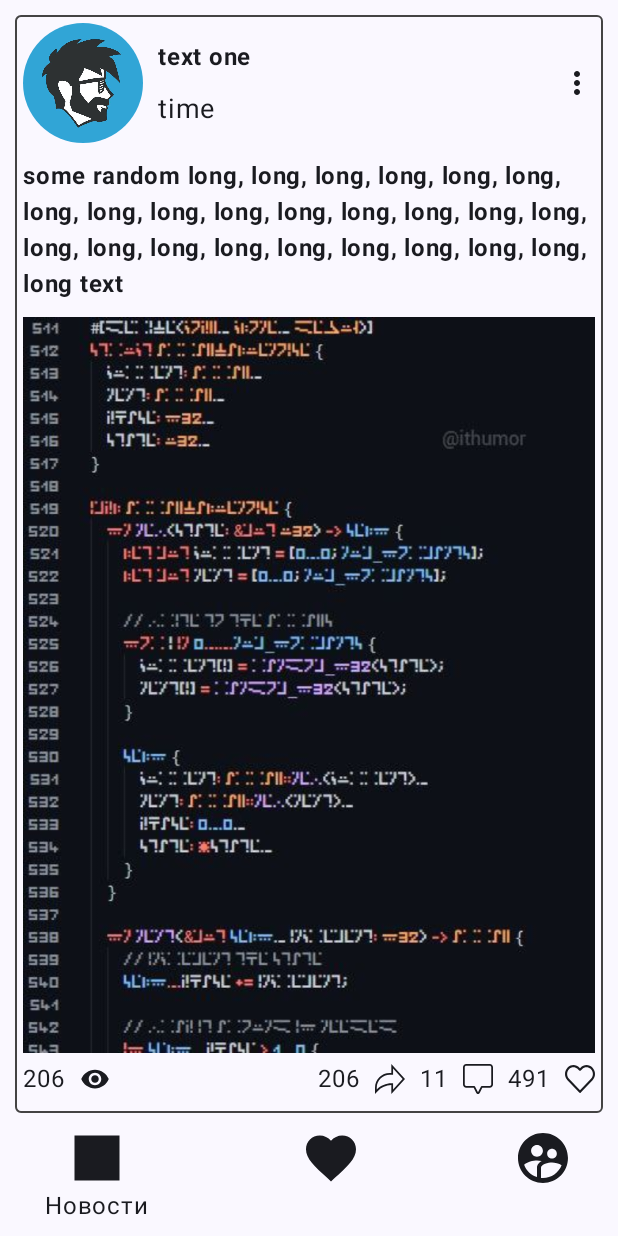
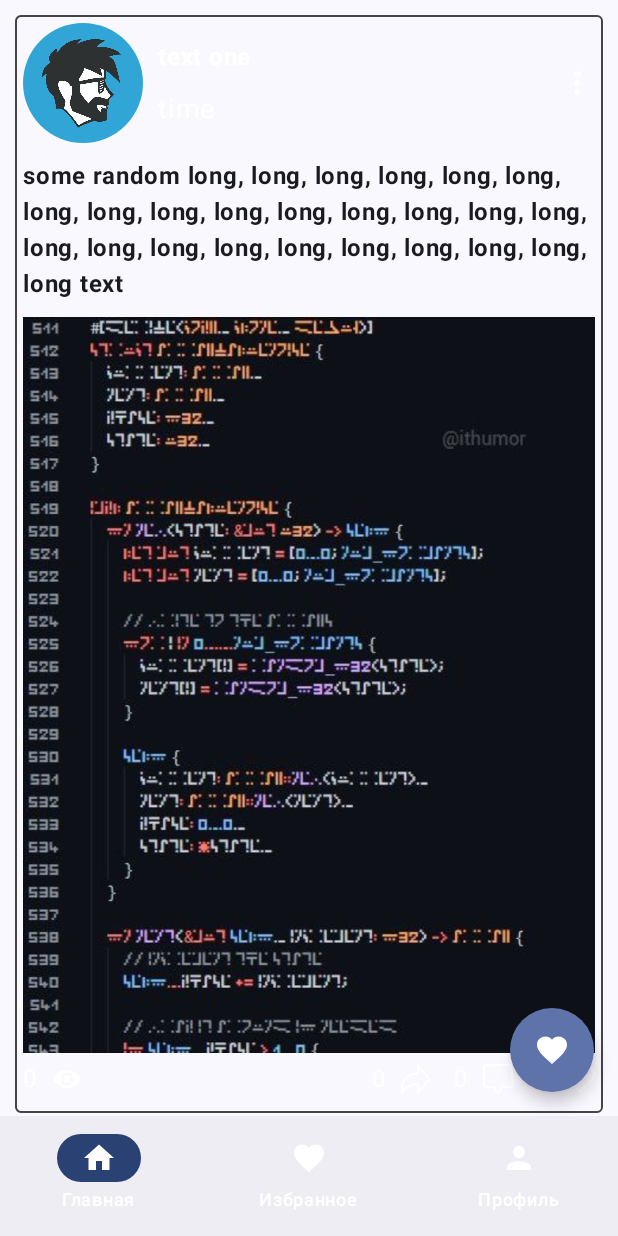
Before and after one commit to lekoal/ComposeLearning, an Android app built with Jetpack Compose: the screen it shows after launch (MainActivity), on a phone screen of 412 x 824 dp. Run offline under Robolectric (Android 15) with nearby library versions, the phone set to English and light mode, and no system bars; our stand-ins replace livedata-compose.

Commit message:
lesson 4.5

```diff
--- a/app/build.gradle
+++ b/app/build.gradle
@@ -66,4 +66,5 @@ dependencies {
     debugImplementation 'androidx.compose.ui:ui-test-manifest'
 
     implementation "androidx.compose.material:material-icons-extended:1.4.3"
+    implementation "androidx.compose.runtime:runtime-livedata:1.4.3"
 }
--- a/app/src/main/java/com/private_projects/composelearning/MainActivity.kt
+++ b/app/src/main/java/com/private_projects/composelearning/MainActivity.kt
@@ -3,27 +3,30 @@ package com.private_projects.composelearning
 import android.os.Bundle
 import androidx.activity.ComponentActivity
 import androidx.activity.compose.setContent
+import androidx.activity.viewModels
 import androidx.compose.foundation.background
-import androidx.compose.foundation.gestures.scrollable
 import androidx.compose.foundation.layout.Box
 import androidx.compose.foundation.layout.fillMaxSize
 import androidx.compose.material3.MaterialTheme
 import androidx.compose.ui.Modifier
-import com.private_projects.composelearning.ui.VkNewsClient
+import androidx.lifecycle.ViewModelProvider
+import com.private_projects.composelearning.ui.MainViewModel
+import com.private_projects.composelearning.ui.VkMainScreen
 import com.private_projects.composelearning.ui.theme.ComposeLearningTheme
 
 class MainActivity : ComponentActivity() {
+
+    private val viewModel by viewModels<MainViewModel>()
     override fun onCreate(savedInstanceState: Bundle?) {
         super.onCreate(savedInstanceState)
         setContent {
             ComposeLearningTheme {
-                // A surface container using the 'background' color from the theme
                 Box(
                     modifier = Modifier
                         .fillMaxSize()
                         .background(color = MaterialTheme.colorScheme.background)
                 ) {
-                    VkNewsClient()
+                    VkMainScreen(viewModel)
                 }
             }
         }
--- /dev/null
+++ b/app/src/main/java/com/private_projects/composelearning/domain/FeedPost.kt
@@ -0,0 +1,16 @@
+package com.private_projects.composelearning.domain
+
+import com.private_projects.composelearning.R
+
+data class FeedPost(
+    val groupName: String = "Group name",
+    val postTime: String = "10:00",
+    val groupIcon: Int = R.drawable.post_comunity_thumbnail,
+    val postText: String = "some random long, long, long, long, long, long, long, long, long, long, long, long, long, long, long, long, long, long, long, long, long, long, long, long, long text",
+    val statistics: List<VkStatistics> = listOf(
+        VkStatistics.Views,
+        VkStatistics.Exchanges,
+        VkStatistics.Comments,
+        VkStatistics.Favorites
+    )
+)
--- /dev/null
+++ b/app/src/main/java/com/private_projects/composelearning/domain/VkStatistics.kt
@@ -0,0 +1,28 @@
+package com.private_projects.composelearning.domain
+
+import com.private_projects.composelearning.R
+
+sealed class VkStatistics(
+    val iconId: Int,
+    var count: Int
+) {
+    object Views : VkStatistics(
+        iconId = R.drawable.ic_views_count,
+        count = 0
+    )
+
+    object Exchanges : VkStatistics(
+        iconId = R.drawable.ic_share,
+        count = 0
+    )
+
+    object Comments : VkStatistics(
+        iconId = R.drawable.ic_comment,
+        count = 0
+    )
+
+    object Favorites : VkStatistics(
+        iconId = R.drawable.ic_like,
+        count = 0
+    )
+}
--- /dev/null
+++ b/app/src/main/java/com/private_projects/composelearning/ui/BottomNavigationItem.kt
@@ -0,0 +1,27 @@
+package com.private_projects.composelearning.ui
+
+import androidx.compose.material.icons.Icons
+import androidx.compose.material.icons.filled.Face
+import androidx.compose.material.icons.filled.Favorite
+import androidx.compose.material.icons.filled.Home
+import androidx.compose.material.icons.filled.Person
+import androidx.compose.ui.graphics.vector.ImageVector
+import com.private_projects.composelearning.R
+
+sealed class BottomNavigationItem(
+    val labelId: Int,
+    val icon: ImageVector
+) {
+    object Home : BottomNavigationItem(
+        labelId = R.string.main_title,
+        icon = Icons.Filled.Home
+    )
+    object Favorite : BottomNavigationItem(
+        labelId = R.string.favorite_title,
+        icon = Icons.Filled.Favorite
+    )
+    object Profile : BottomNavigationItem(
+        labelId = R.string.profile_title,
+        icon = Icons.Filled.Person
+    )
+}
--- /dev/null
+++ b/app/src/main/java/com/private_projects/composelearning/ui/MainViewModel.kt
@@ -0,0 +1,65 @@
+package com.private_projects.composelearning.ui
+
+import androidx.lifecycle.LiveData
+import androidx.lifecycle.MutableLiveData
+import androidx.lifecycle.ViewModel
+import com.private_projects.composelearning.domain.FeedPost
+import com.private_projects.composelearning.domain.VkStatistics
+
+class MainViewModel : ViewModel() {
+    private val _isUserFollowed = MutableLiveData<Boolean>()
+    val isUserFollowed: LiveData<Boolean> = _isUserFollowed
+
+    private val _feedPost = MutableLiveData(FeedPost())
+    val feedPost: LiveData<FeedPost> = _feedPost
+
+    fun updateCount(item: VkStatistics) {
+        val oldStatistics = feedPost.value?.statistics ?: throw IllegalStateException()
+        val newStatistics = oldStatistics.toMutableList().apply {
+            replaceAll { oldItem ->
+                if (oldItem.iconId == item.iconId) {
+                    oldItem.apply {
+                        count + 1
+                    }
+                } else {
+                    oldItem
+                }
+            }
+        }
+        _feedPost.postValue(feedPost.value?.copy(statistics = newStatistics))
+    }
+
+//    private val _views = MutableLiveData(100)
+//    val views: LiveData<Int> = _views
+//    private val _exchanges = MutableLiveData(10)
+//    val exchanges: LiveData<Int> = _exchanges
+//    private val _comments = MutableLiveData(20)
+//    val comments: LiveData<Int> = _comments
+//    private val _favorites = MutableLiveData(11)
+//    val favorites: LiveData<Int> = _favorites
+
+
+//    fun changeUserFollowStatus() {
+//        _isUserFollowed.postValue(!(_isUserFollowed.value ?: false))
+//    }
+//
+//    fun increaseCount(statusNumbers: VkStatistics) {
+//        when (statusNumbers) {
+//            is VkStatistics.Views -> {
+//                _views.postValue((_views.value ?: 0) + 1)
+//            }
+//
+//            is VkStatistics.Exchanges -> {
+//                _exchanges.postValue((_exchanges.value ?: 0) + 1)
+//            }
+//
+//            is VkStatistics.Comments -> {
+//                _comments.postValue((_comments.value ?: 0) + 1)
+//            }
+//
+//            is VkStatistics.Favorites -> {
+//                _favorites.postValue((_favorites.value ?: 0) + 1)
+//            }
+//        }
+//    }
+}
--- /dev/null
+++ b/app/src/main/java/com/private_projects/composelearning/ui/VkMainScreen.kt
@@ -0,0 +1,122 @@
+package com.private_projects.composelearning.ui
+
+import androidx.compose.foundation.shape.CircleShape
+import androidx.compose.material.icons.Icons
+import androidx.compose.material.icons.filled.Favorite
+import androidx.compose.material.ripple.LocalRippleTheme
+import androidx.compose.material.ripple.RippleAlpha
+import androidx.compose.material.ripple.RippleTheme
+import androidx.compose.material3.ExperimentalMaterial3Api
+import androidx.compose.material3.FloatingActionButton
+import androidx.compose.material3.Icon
+import androidx.compose.material3.MaterialTheme
+import androidx.compose.material3.NavigationBar
+import androidx.compose.material3.NavigationBarItem
+import androidx.compose.material3.NavigationBarItemDefaults
+import androidx.compose.material3.Scaffold
+import androidx.compose.material3.SnackbarDuration
+import androidx.compose.material3.SnackbarHost
+import androidx.compose.material3.SnackbarHostState
+import androidx.compose.material3.SnackbarResult
+import androidx.compose.material3.Text
+import androidx.compose.runtime.Composable
+import androidx.compose.runtime.CompositionLocalProvider
+import androidx.compose.runtime.getValue
+import androidx.compose.runtime.mutableStateOf
+import androidx.compose.runtime.remember
+import androidx.compose.runtime.rememberCoroutineScope
+import androidx.compose.runtime.saveable.rememberSaveable
+import androidx.compose.runtime.setValue
+import androidx.compose.ui.Modifier
+import androidx.compose.ui.graphics.Color
+import androidx.compose.ui.res.stringResource
+import kotlinx.coroutines.launch
+
+@OptIn(ExperimentalMaterial3Api::class)
+@Composable
+fun VkMainScreen(viewModel: MainViewModel, modifier: Modifier = Modifier) {
+    val snackbarHostState by remember {
+        mutableStateOf(SnackbarHostState())
+    }
+    val scope = rememberCoroutineScope()
+    var fabIsShown by remember {
+        mutableStateOf(true)
+    }
+    Scaffold(
+        bottomBar = {
+            BottomNav()
+        },
+        floatingActionButton = {
+            if (fabIsShown) {
+                FloatingActionButton(onClick = {
+                    scope.launch {
+                        val resultSnackBar = snackbarHostState.showSnackbar(
+                            message = "Look at my snack",
+                            actionLabel = "Hide my FAB",
+                            duration = SnackbarDuration.Long
+                        )
+                        if (resultSnackBar == SnackbarResult.ActionPerformed) {
+                            fabIsShown = !fabIsShown
+                        }
+                    }
+                }, shape = CircleShape) {
+                    Icon(imageVector = Icons.Filled.Favorite, contentDescription = null)
+                }
+            }
+        },
+        snackbarHost = {
+            SnackbarHost(hostState = snackbarHostState)
+        }
+    ) {
+        VkNewsClient(it, viewModel)
+    }
+}
+
+@Composable
+private fun BottomNav() {
+    val items = listOf(
+        BottomNavigationItem.Home,
+        BottomNavigationItem.Favorite,
+        BottomNavigationItem.Profile
+    )
+    var selectedScreen by rememberSaveable {
+        mutableStateOf(0)
+    }
+    CompositionLocalProvider(LocalRippleTheme provides NoRippleTheme) {
+        NavigationBar {
+            items.forEachIndexed { index, bottomNavigationItem ->
+                NavigationBarItem(
+                    icon = {
+                        Icon(
+                            imageVector = bottomNavigationItem.icon,
+                            contentDescription = null
+                        )
+                    },
+                    label = { Text(text = stringResource(id = bottomNavigationItem.labelId)) },
+                    selected = index == selectedScreen,
+                    onClick = { selectedScreen = index },
+                    colors = NavigationBarItemDefaults.colors(
+                        selectedIconColor = MaterialTheme.colorScheme.onPrimary,
+                        selectedTextColor = MaterialTheme.colorScheme.onPrimary,
+                        unselectedIconColor = MaterialTheme.colorScheme.onSecondary,
+                        unselectedTextColor = MaterialTheme.colorScheme.onSecondary,
+                        indicatorColor = MaterialTheme.colorScheme.primary
+                    )
+                )
+            }
+        }
+    }
+}
+
+private object NoRippleTheme : RippleTheme {
+    @Composable
+    override fun defaultColor() = Color.Black
+
+    @Composable
+    override fun rippleAlpha() = RippleAlpha(
+        0f,
+        0f,
+        0f,
+        0f
+    )
+}
--- a/app/src/main/java/com/private_projects/composelearning/ui/VkNewsClient.kt
+++ b/app/src/main/java/com/private_projects/composelearning/ui/VkNewsClient.kt
@@ -1,54 +1,57 @@
 package com.private_projects.composelearning.ui
 
+import android.util.Log
 import androidx.compose.foundation.BorderStroke
 import androidx.compose.foundation.Image
 import androidx.compose.foundation.ScrollState
 import androidx.compose.foundation.background
+import androidx.compose.foundation.clickable
 import androidx.compose.foundation.layout.Arrangement
 import androidx.compose.foundation.layout.Box
 import androidx.compose.foundation.layout.Column
+import androidx.compose.foundation.layout.PaddingValues
 import androidx.compose.foundation.layout.Row
 import androidx.compose.foundation.layout.Spacer
 import androidx.compose.foundation.layout.fillMaxHeight
 import androidx.compose.foundation.layout.fillMaxWidth
 import androidx.compose.foundation.layout.height
 import androidx.compose.foundation.layout.padding
-import androidx.compose.foundation.layout.size
 import androidx.compose.foundation.layout.width
 import androidx.compose.foundation.shape.CircleShape
 import androidx.compose.foundation.shape.RoundedCornerShape
 import androidx.compose.foundation.verticalScroll
 import androidx.compose.material.icons.Icons
-import androidx.compose.material.icons.filled.Favorite
 import androidx.compose.material.icons.filled.MoreVert
-import androidx.compose.material.icons.filled.Square
-import androidx.compose.material.icons.filled.SupervisedUserCircle
 import androidx.compose.material3.Card
 import androidx.compose.material3.CardDefaults
 import androidx.compose.material3.Icon
 import androidx.compose.material3.MaterialTheme
 import androidx.compose.material3.Text
 import androidx.compose.runtime.Composable
+import androidx.compose.runtime.State
+import androidx.compose.runtime.livedata.observeAsState
 import androidx.compose.ui.Alignment
 import androidx.compose.ui.Modifier
 import androidx.compose.ui.draw.clip
 import androidx.compose.ui.graphics.Color
 import androidx.compose.ui.layout.ContentScale
 import androidx.compose.ui.res.painterResource
+import androidx.compose.ui.res.stringResource
 import androidx.compose.ui.text.font.FontWeight
-import androidx.compose.ui.tooling.preview.Preview
 import androidx.compose.ui.unit.dp
 import androidx.compose.ui.unit.sp
 import com.private_projects.composelearning.R
+import com.private_projects.composelearning.domain.FeedPost
+import com.private_projects.composelearning.domain.VkStatistics
 
-@Preview
 @Composable
-fun VkNewsClient() {
+fun VkNewsClient(paddings: PaddingValues, viewModel: MainViewModel, modifier: Modifier = Modifier) {
     Column(
         modifier = Modifier
             .fillMaxWidth()
             .background(MaterialTheme.colorScheme.background)
             .verticalScroll(enabled = true, state = ScrollState(0))
+            .padding(paddings)
     ) {
         Card(
             modifier = Modifier
@@ -63,6 +66,17 @@ fun VkNewsClient() {
                     .fillMaxWidth()
                     .padding(5.dp)
             ) {
+                PostHeader()
+                PostText()
+                PostImage()
+                PostStats(viewModel)
+            }
+        }
+    }
+}
+
+@Composable
+private fun PostHeader() {
     Row(
         modifier = Modifier
             .fillMaxWidth()
@@ -87,27 +101,48 @@ fun VkNewsClient() {
                     Text(
                         text = "text one",
                         fontSize = 16.sp,
-                                    fontWeight = FontWeight.Bold
+                        fontWeight = FontWeight.Bold,
+                        color = MaterialTheme.colorScheme.onPrimary
                     )
-                                Text(text = "time", fontSize = 18.sp)
+                    Text(
+                        text = "time",
+                        fontSize = 18.sp,
+                        color = MaterialTheme.colorScheme.onSecondary
+                    )
                 }
             }
         }
-                    Icon(imageVector = Icons.Filled.MoreVert, contentDescription = null)
+        Icon(
+            imageVector = Icons.Filled.MoreVert,
+            contentDescription = null,
+            tint = MaterialTheme.colorScheme.onSecondary
+        )
     }
+}
+
+@Composable
+private fun PostText() {
     Text(
-                    text = "some random long, long, long, long, long, long, long, long, long, long, long, long, long, long, long, long, long, long, long, long, long, long, long, long, long text",
+        text = stringResource(R.string.content_text),
         fontSize = 16.sp,
         fontWeight = FontWeight.Bold,
         modifier = Modifier
             .padding(vertical = 10.dp)
     )
+}
+
+@Composable
+private fun PostImage() {
     Image(
         painter = painterResource(id = R.drawable.post_content_image),
         contentDescription = null,
         modifier = Modifier.fillMaxWidth(),
         contentScale = ContentScale.FillWidth
     )
+}
+
+@Composable
+private fun PostStats(viewModel: MainViewModel) {
     Row(
         modifier = Modifier
             .fillMaxWidth()
@@ -120,76 +155,59 @@ fun VkNewsClient() {
                 verticalAlignment = Alignment.CenterVertically,
                 horizontalArrangement = Arrangement.SpaceBetween
             ) {
-                            Text(text = "206", fontSize = 16.sp)
-                            Spacer(modifier = Modifier.width(10.dp))
-                            Icon(
-                                painter = painterResource(id = R.drawable.ic_views_count),
-                                contentDescription = null
-                            )
+                TextIcon(VkStatistics.Views, viewModel)
             }
         }
         Box {
-                        val modEndPadding = Modifier.padding(end = 10.dp)
             Row(
                 verticalAlignment = Alignment.CenterVertically,
                 horizontalArrangement = Arrangement.SpaceBetween
             ) {
-                            Text(text = "206", modifier = modEndPadding)
-                            Icon(
-                                painter = painterResource(id = R.drawable.ic_share),
-                                contentDescription = null,
-                                modifier = modEndPadding
-                            )
-                            Text(text = "11", modifier = modEndPadding)
-                            Icon(
-                                painter = painterResource(id = R.drawable.ic_comment),
-                                contentDescription = null,
-                                modifier = modEndPadding
-                            )
-                            Text(text = "491", modifier = modEndPadding)
-                            Icon(
-                                painter = painterResource(id = R.drawable.ic_like),
-                                contentDescription = null
-                            )
+                TextIcon(VkStatistics.Exchanges, viewModel)
+                Spacer(modifier = Modifier.width(15.dp))
+                TextIcon(VkStatistics.Comments, viewModel)
+                Spacer(modifier = Modifier.width(15.dp))
+                TextIcon(VkStatistics.Favorites, viewModel)
             }
         }
     }
 }
+
+@Composable
+private fun TextIcon(statusNumbers: VkStatistics, viewModel: MainViewModel) {
+    val activeColor = MaterialTheme.colorScheme.onSecondary
+    val modEndPadding = Modifier.padding(end = 10.dp)
+    val feedPost = viewModel.feedPost.observeAsState(FeedPost())
+    Text(
+        text = getTextValue(
+            statusNumbers = statusNumbers,
+            feedPost = feedPost
+        ).toString(),
+        modifier = modEndPadding,
+        color = activeColor
+    )
+    Icon(
+        painter = painterResource(id = statusNumbers.iconId),
+        contentDescription = null,
+        tint = activeColor,
+        modifier = Modifier.clickable {
+            Log.d("LOGGING", "CLICK!")
+            viewModel.updateCount(statusNumbers)
         }
-        Row(
-            modifier = Modifier
-                .fillMaxWidth()
-                .padding(horizontal = 30.dp),
-            verticalAlignment = Alignment.Top,
-            horizontalArrangement = Arrangement.SpaceBetween
-        ) {
-            Column(
-                horizontalAlignment = Alignment.CenterHorizontally,
-                verticalArrangement = Arrangement.Top
-            ) {
-                Icon(
-                    imageVector = Icons.Filled.Square,
-                    contentDescription = null,
-                    modifier = Modifier.size(40.dp),
-                    tint = MaterialTheme.colorScheme.onBackground
-                )
-                Text(
-                    text = "Новости",
-                    color = MaterialTheme.colorScheme.onBackground
     )
 }
-            Icon(
-                imageVector = Icons.Filled.Favorite,
-                contentDescription = null,
-                modifier = Modifier.size(40.dp),
-                tint = MaterialTheme.colorScheme.onBackground
-            )
-            Icon(
-                imageVector = Icons.Filled.SupervisedUserCircle,
-                contentDescription = null,
-                modifier = Modifier.size(40.dp),
-                tint = MaterialTheme.colorScheme.onBackground
-            )
+
+@Composable
+private fun getTextValue(
+    statusNumbers: VkStatistics,
+    feedPost: State<FeedPost>
+): Int {
+
+    feedPost.value.statistics.forEach {
+        if (it.iconId == statusNumbers.iconId) {
+            Log.d("LOGGING", it.iconId.toString())
+            return it.count
         }
     }
+    return 0
 }
--- a/app/src/main/java/com/private_projects/composelearning/ui/theme/Color.kt
+++ b/app/src/main/java/com/private_projects/composelearning/ui/theme/Color.kt
@@ -9,3 +9,7 @@ val Pink80 = Color(0xFFEFB8C8)
 val Purple40 = Color(0xFF6650a4)
 val PurpleGrey40 = Color(0xFF625b71)
 val Pink40 = Color(0xFF7D5260)
+
+val Grey500 = Color(0xFF9E9E9E)
+val Grey600 = Color(0xFF757575)
+val Grey900 = Color(0xFF212121)
--- a/app/src/main/java/com/private_projects/composelearning/ui/theme/Theme.kt
+++ b/app/src/main/java/com/private_projects/composelearning/ui/theme/Theme.kt
@@ -10,21 +10,26 @@ import androidx.compose.material3.dynamicLightColorScheme
 import androidx.compose.material3.lightColorScheme
 import androidx.compose.runtime.Composable
 import androidx.compose.runtime.SideEffect
+import androidx.compose.ui.graphics.Color
 import androidx.compose.ui.graphics.toArgb
 import androidx.compose.ui.platform.LocalContext
 import androidx.compose.ui.platform.LocalView
 import androidx.core.view.WindowCompat
 
 private val DarkColorScheme = darkColorScheme(
-    primary = Purple80,
-    secondary = PurpleGrey80,
-    tertiary = Pink80
+    primary = Grey900,
+    secondary = Grey900,
+    tertiary = Grey900,
+    onPrimary = Color.White,
+    onSecondary = Grey500
 )
 
 private val LightColorScheme = lightColorScheme(
-    primary = Purple40,
-    secondary = PurpleGrey40,
-    tertiary = Pink40
+    primary = Color.LightGray,
+    secondary = Purple80,
+    tertiary = Color.White,
+    onPrimary = Grey900,
+    onSecondary = Grey500
 
     /* Other default colors to override
     background = Color(0xFFFFFBFE),
--- a/app/src/main/res/values/strings.xml
+++ b/app/src/main/res/values/strings.xml
@@ -1,3 +1,7 @@
 <resources>
     <string name="app_name">Compose Learning</string>
+    <string name="content_text">some random long, long, long, long, long, long, long, long, long, long, long, long, long, long, long, long, long, long, long, long, long, long, long, long, long text</string>
+    <string name="main_title">Главная</string>
+    <string name="favorite_title">Избранное</string>
+    <string name="profile_title">Профиль</string>
 </resources>
```
Also changed, not shown: app/src/main/java/com/private_projects/composelearning/ui/InstagramProfileCard.kt (+21 -17 lines), app/src/main/java/com/private_projects/composelearning/ui/MaterialComponents.kt (added, +70 -0 lines), app/src/main/java/com/private_projects/composelearning/ui/ScaffoldTest.kt (added, +113 -0 lines). Lines whose indentation alone changed are shown as unchanged.
